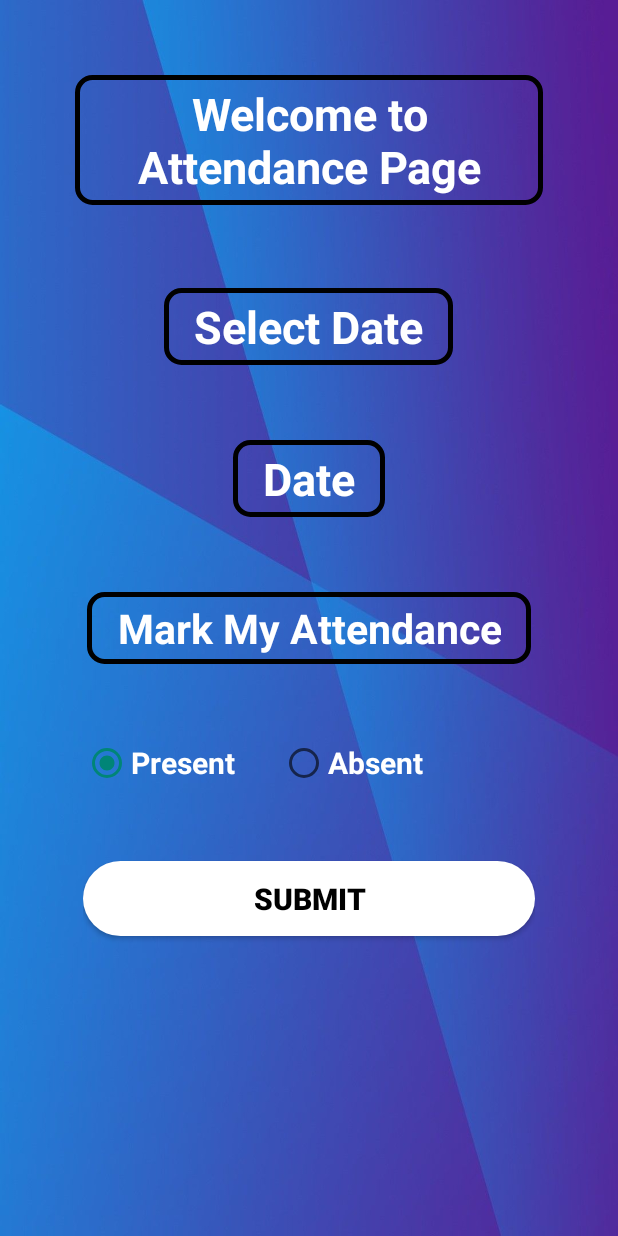
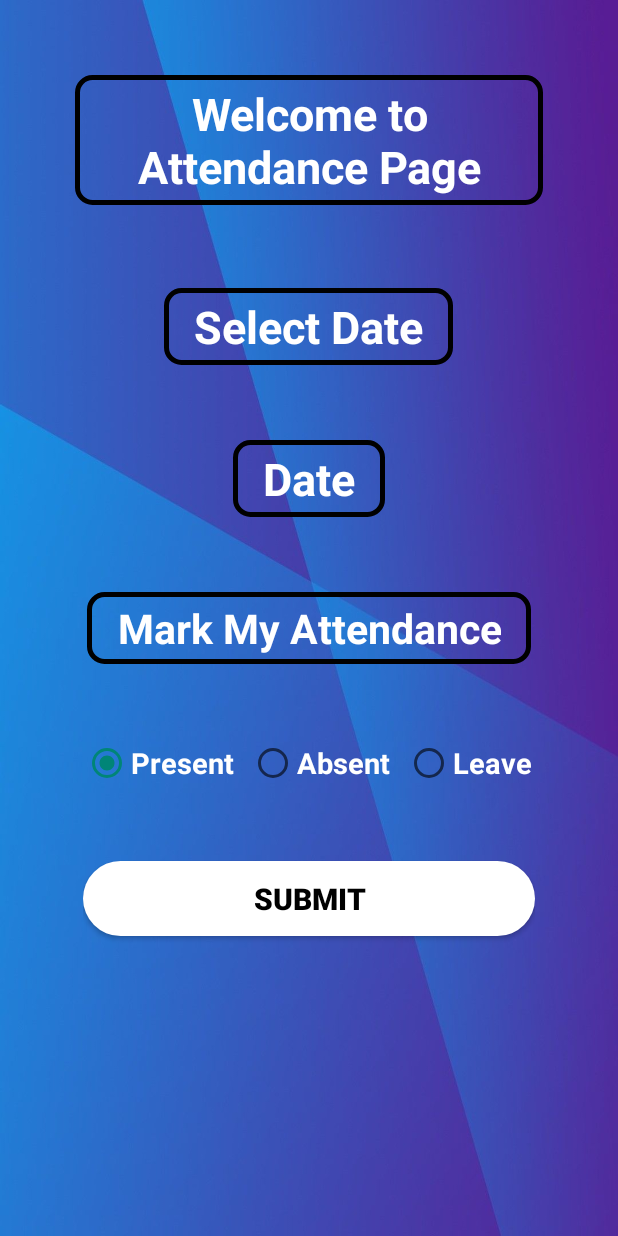
Before and after one commit to SouravKumar22/MyAT, an Android app: the Attendance screen opened directly, with no data from a screen before it, on a phone screen of 412 x 824 dp. Run offline under Robolectric (Android 15) with nearby library versions, the light colour scheme and no system bars; our stand-ins replace Firebase (no records; nobody signed in at launch, a user with empty details on screens opened directly).

Commit message:
02:32 9 Aug

```diff
--- a/app/src/main/java/com/example/myat/Attendance.kt
+++ b/app/src/main/java/com/example/myat/Attendance.kt
@@ -46,10 +46,10 @@ class Attendance : AppCompatActivity() {
                     attended="Absent"
                     Toast.makeText(this,"You Are Absent",Toast.LENGTH_SHORT).show()
                 }
-//                R.id.leave ->{
-//                    attended="leave"
-//                    Toast.makeText(this,"You Are On Leave",Toast.LENGTH_SHORT).show()
-//                }
+                R.id.leave ->{
+                    attended="Leave"
+                    Toast.makeText(this,"You Are On Leave",Toast.LENGTH_SHORT).show()
+                }
             }
 
         }
--- a/app/src/main/res/layout/activity_attendance.xml
+++ b/app/src/main/res/layout/activity_attendance.xml
@@ -104,20 +104,30 @@
                 android:layout_width="wrap_content"
                 android:layout_height="wrap_content"
                 android:checked="true"
-                android:paddingRight="30dp"
+                android:paddingRight="10dp"
                 android:text="Present"
                 android:textColor="@color/white"
-                android:textSize="20sp"
+                android:textSize="19sp"
                 android:textStyle="bold" />
 
             <RadioButton
                 android:id="@+id/no"
                 android:layout_width="wrap_content"
                 android:layout_height="wrap_content"
+                android:text="Absent"
+                android:paddingRight="10dp"
+                android:textColor="@color/white"
+                android:textSize="19sp"
+                android:textStyle="bold" />
 
-                android:text="Absent"
+            <RadioButton
+                android:id="@+id/leave"
+                android:layout_width="wrap_content"
+                android:layout_height="wrap_content"
+
+                android:text="Leave"
                 android:textColor="@color/white"
-                android:textSize="20sp"
+                android:textSize="19sp"
                 android:textStyle="bold" />
 
         </RadioGroup>
```
